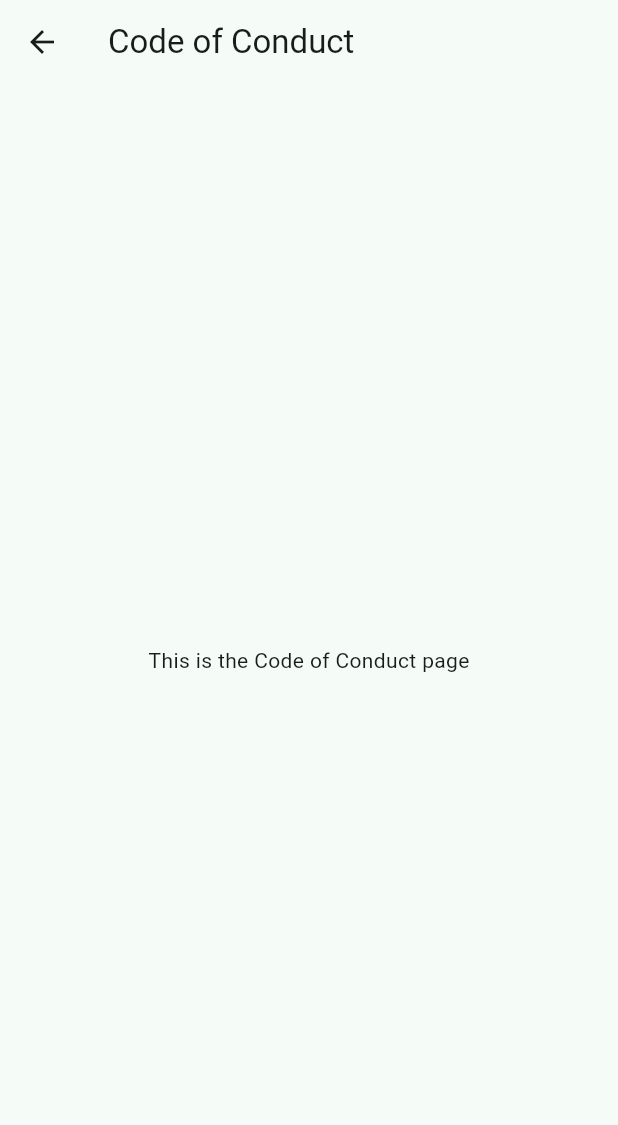
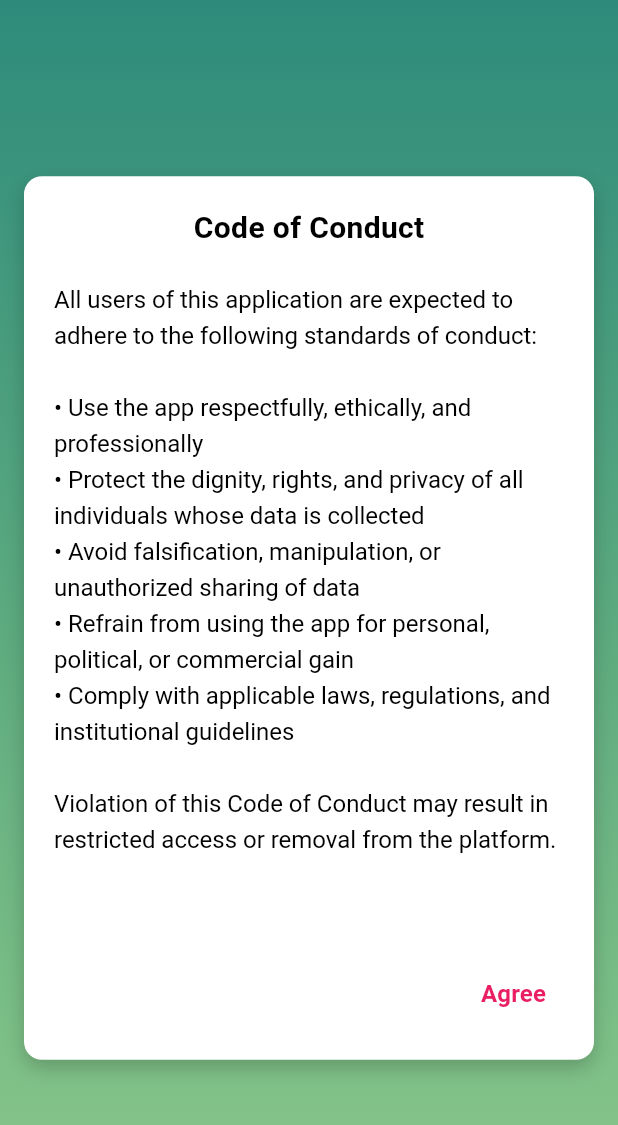
Before and after one commit to dianesophia/LUMASDANG, a Flutter app: the MainAboutLumasdang screen opened directly, after a tap on "Code of Conduct", on a phone screen of 412 x 824 dp. Shown: the top 1125 px of the screen. Run offline on Flutter 3.47's test engine with Material 3 defaults, Android fonts, the phone set to English and light mode, and no system bars; our stand-ins replace cloud_firestore, connectivity_plus, firebase_auth, firebase_core, hive_flutter; accounts and stored records are empty.

Commit message:
Code of Conduct

```diff
--- /dev/null
+++ b/lib/screens/settingsPages/aboutPages/code_of_conduct.dart
@@ -0,0 +1,111 @@
+  import 'package:flutter/material.dart';
+
+  class CodeOfConduct extends StatelessWidget {
+    const CodeOfConduct({super.key});
+
+    @override
+    Widget build(BuildContext context) {
+      return Scaffold(
+        // Full screen gradient background
+        body: Container(
+          width: double.infinity,
+          height: double.infinity,
+          decoration: const BoxDecoration(
+            gradient: LinearGradient(
+              begin: Alignment.topCenter,
+              end: Alignment.bottomCenter,
+              colors: [
+                Color(0xFF2E8B7B),
+                Color(0xFF5CAA7F),
+                Color(0xFF8BC88A),
+              ],
+            ),
+          ),
+          child: Center(
+            child: Padding(
+              padding: const EdgeInsets.all(16.0),
+              child: ConstrainedBox(
+                constraints: BoxConstraints(
+                  maxHeight: MediaQuery.of(context).size.height * 0.9,
+                ),
+                child: Container(
+                  padding: const EdgeInsets.all(20),
+                  decoration: BoxDecoration(
+                    color: Colors.white, // white modal card
+                    borderRadius: BorderRadius.circular(12),
+                    boxShadow: [
+                      BoxShadow(
+                        color: Colors.black.withOpacity(0.2),
+                        blurRadius: 10,
+                        offset: const Offset(0, 5),
+                      ),
+                    ],
+                  ),
+                  child: SingleChildScrollView(
+                    child: Column(
+                      mainAxisSize: MainAxisSize.min,
+                      children: [
+                        const Text(
+                        "Code of Conduct",
+                        style: TextStyle(
+                          fontSize: 20,
+                          fontWeight: FontWeight.bold,
+                          color: Colors.black,
+                        ),
+                      ),
+                        const SizedBox(height: 20),
+                       RichText(
+                            text: const TextSpan(
+                              style: TextStyle(
+                                fontSize: 16,
+                                color: Colors.black,
+                                height: 1.5,
+                              ),
+                              children: [
+                                TextSpan(
+                                  text: "All users of this application are expected to adhere to the following standards of conduct:\n\n",
+                                ),
+                                TextSpan(
+                                  text:
+                                    "\u2022 Use the app respectfully, ethically, and professionally\n"
+                                    "\u2022 Protect the dignity, rights, and privacy of all individuals whose data is collected\n"
+                                    "\u2022 Avoid falsification, manipulation, or unauthorized sharing of data\n"
+                                    "\u2022 Refrain from using the app for personal, political, or commercial gain\n"
+                                    "\u2022 Comply with applicable laws, regulations, and institutional guidelines\n\n",
+                                ),
+                                TextSpan(
+                                  text: "Violation of this Code of Conduct may result in restricted access or removal from the platform.\n\n",
+                                ),
+                              ],
+                            ),
+                          ),
+
+                        const SizedBox(height: 20),
+                        Row(
+                            mainAxisAlignment: MainAxisAlignment.end,
+                            children: [
+                              TextButton(
+                                onPressed: () => Navigator.pop(context),
+                                child: const Text(
+                                  "Agree",
+                                  style: TextStyle(
+                                    color: Colors.pink,
+                                    fontWeight: FontWeight.bold,
+                                    fontSize: 16,
+                                  ),
+                                ),
+                              ),
+                            ],
+                          ),
+
+                      ],
+                    ),
+                  ),
+                ),
+              ),
+            ),
+          ),
+        ),
+      );
+    }
+  }
--- a/lib/screens/settingsPages/aboutPages/main_About_Lumasdang.dart
+++ b/lib/screens/settingsPages/aboutPages/main_About_Lumasdang.dart
@@ -1,6 +1,9 @@
 // lib/screens/settingsPages/aboutPages/main_about_lumasdang.dart
 import 'package:flutter/material.dart';
-import 'about_lumasdang.dart'; // ✅ Import the real About page
+import 'package:lumasdang/screens/settingsPages/aboutPages/code_of_conduct.dart';
+import 'package:lumasdang/screens/settingsPages/aboutPages/privacy_policy.dart';
+import 'package:lumasdang/screens/settingsPages/aboutPages/terms_of_use.dart';
+import 'about_lumasdang.dart';
 
 class MainAboutLumasdang extends StatelessWidget {
   const MainAboutLumasdang({super.key});
@@ -49,7 +52,6 @@ class MainAboutLumasdang extends StatelessWidget {
                   ],
                 ),
               ),
-
               const SizedBox(height: 20),
 
               // Menu cards
@@ -79,49 +81,25 @@ class MainAboutLumasdang extends StatelessWidget {
   Widget _buildMenuItem(BuildContext context, String title) {
     return InkWell(
       onTap: () {
-        // ✅ Navigate to real About page only for "About Lumasdang"
-        if (title == "About Lumasdang") {
-          Navigator.of(context).push(
-            PageRouteBuilder(
-              pageBuilder: (_, __, ___) => const AboutLumasdang(),
-              transitionsBuilder: (context, animation, secondaryAnimation, child) {
-                const begin = Offset(0.0, 1.0);
-                const end = Offset.zero;
-                const curve = Curves.ease;
-                final tween = Tween(begin: begin, end: end).chain(CurveTween(curve: curve));
-                final fadeTween = Tween<double>(begin: 0.0, end: 1.0);
-                return SlideTransition(
-                  position: animation.drive(tween),
-                  child: FadeTransition(
-                    opacity: animation.drive(fadeTween),
-                    child: child,
-                  ),
-                );
-              },
-            ),
-          );
-        } else {
-          // For other menu items, you can keep placeholder screens
-          Navigator.of(context).push(
-            PageRouteBuilder(
-              pageBuilder: (_, __, ___) => PlaceholderScreen(title: title),
-              transitionsBuilder: (context, animation, secondaryAnimation, child) {
-                const begin = Offset(0.0, 1.0);
-                const end = Offset.zero;
-                const curve = Curves.ease;
-                final tween = Tween(begin: begin, end: end).chain(CurveTween(curve: curve));
-                final fadeTween = Tween<double>(begin: 0.0, end: 1.0);
-                return SlideTransition(
-                  position: animation.drive(tween),
-                  child: FadeTransition(
-                    opacity: animation.drive(fadeTween),
-                    child: child,
-                  ),
-                );
-              },
-            ),
-          );
+        Widget page;
+        switch (title) {
+          case "About Lumasdang":
+            page = const AboutLumasdang();
+            break;
+          case "Terms of Use":
+            page = const TermsOfUse();
+            break;
+          case "Code of Conduct":
+            page = const CodeOfConduct();
+            break;
+          case "Privacy Policy":
+            page = const PrivacyPolicy();
+            break;
+          default:
+            page = PlaceholderScreen(title: title);
         }
+
+        Navigator.of(context).push(_slideFadeRoute(page));
       },
       borderRadius: BorderRadius.circular(8),
       child: Container(
@@ -142,6 +120,29 @@ class MainAboutLumasdang extends StatelessWidget {
       ),
     );
   }
+
+  // Helper function for slide + fade transition
+  PageRouteBuilder _slideFadeRoute(Widget page) {
+    return PageRouteBuilder(
+      pageBuilder: (_, __, ___) => page,
+      transitionsBuilder: (context, animation, secondaryAnimation, child) {
+        const begin = Offset(0.0, 1.0);
+        const end = Offset.zero;
+        const curve = Curves.ease;
+
+        final tween = Tween(begin: begin, end: end).chain(CurveTween(curve: curve));
+        final fadeTween = Tween<double>(begin: 0.0, end: 1.0);
+
+        return SlideTransition(
+          position: animation.drive(tween),
+          child: FadeTransition(
+            opacity: animation.drive(fadeTween),
+            child: child,
+          ),
+        );
+      },
+    );
+  }
 }
 
 // Placeholder screen for other menu items
```
Also changed, not shown: lib/screens/settingsPages/aboutPages/privacy_policy.dart (added, +145 -0 lines), lib/screens/settingsPages/aboutPages/terms_of_use.dart (added, +145 -0 lines).
